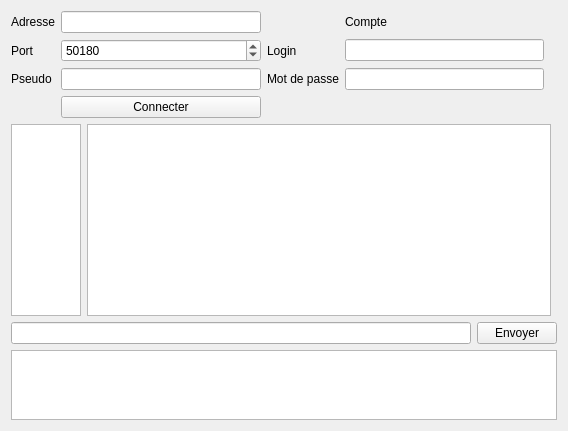
First picture: the form in Chat-Client/fenprincipale.ui, repository Zxb12/Chat, before the edit.
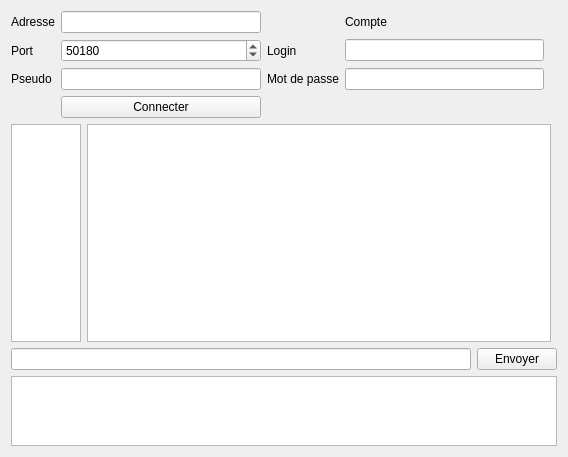
Second picture: the form after the edit. Icons and pictures are not drawn.

```diff
--- a/Chat-Client/fenprincipale.ui
+++ b/Chat-Client/fenprincipale.ui
@@ -7,7 +7,7 @@
     <x>0</x>
     <y>0</y>
     <width>568</width>
-    <height>428</height>
+    <height>457</height>
    </rect>
   </property>
   <property name="sizePolicy">
@@ -225,8 +225,8 @@
         <string>&lt;!DOCTYPE HTML PUBLIC &quot;-//W3C//DTD HTML 4.0//EN&quot; &quot;http://www.w3.org/TR/REC-html40/strict.dtd&quot;&gt;
 &lt;html&gt;&lt;head&gt;&lt;meta name=&quot;qrichtext&quot; content=&quot;1&quot; /&gt;&lt;style type=&quot;text/css&quot;&gt;
 p, li { white-space: pre-wrap; }
-&lt;/style&gt;&lt;/head&gt;&lt;body style=&quot; font-family:'MS Shell Dlg 2'; font-size:8.25pt; font-weight:400; font-style:normal;&quot;&gt;
-&lt;p style=&quot;-qt-paragraph-type:empty; margin-top:0px; margin-bottom:0px; margin-left:0px; margin-right:0px; -qt-block-indent:0; text-indent:0px; font-size:8pt;&quot;&gt;&lt;/p&gt;&lt;/body&gt;&lt;/html&gt;</string>
+&lt;/style&gt;&lt;/head&gt;&lt;body style=&quot; font-family:'Ubuntu'; font-size:11pt; font-weight:400; font-style:normal;&quot;&gt;
+&lt;p style=&quot;-qt-paragraph-type:empty; margin-top:0px; margin-bottom:0px; margin-left:0px; margin-right:0px; -qt-block-indent:0; text-indent:0px; font-family:'MS Shell Dlg 2'; font-size:8pt;&quot;&gt;&lt;/p&gt;&lt;/body&gt;&lt;/html&gt;</string>
        </property>
       </widget>
      </item>
```
Left out of the diff: 8 changed lines with no effect on the pictures.
